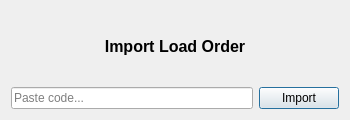
Before: the Qt Designer form goh_mod_manager/res/ui/import_code_dialog.ui in alexbdka/goh-mod-manager, drawn with Qt 5.
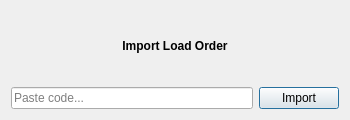
After: the same form once the commit is applied.

Patch:
```diff
--- a/goh_mod_manager/res/ui/import_code_dialog.ui
+++ b/goh_mod_manager/res/ui/import_code_dialog.ui
@@ -18,7 +18,6 @@
                 <widget class="QLabel" name="label">
                     <property name="font">
                         <font>
-                            <pointsize>12</pointsize>
                             <bold>true</bold>
                         </font>
                     </property>
```
Lines whose indentation alone changed are shown as unchanged.
